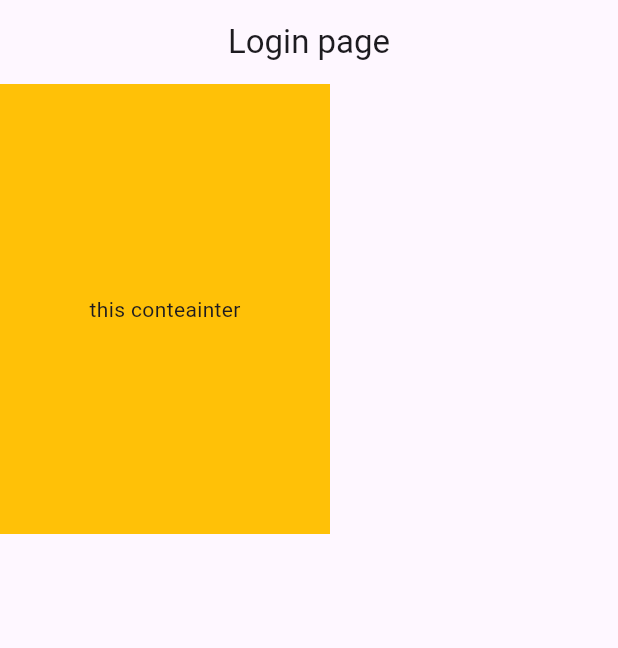
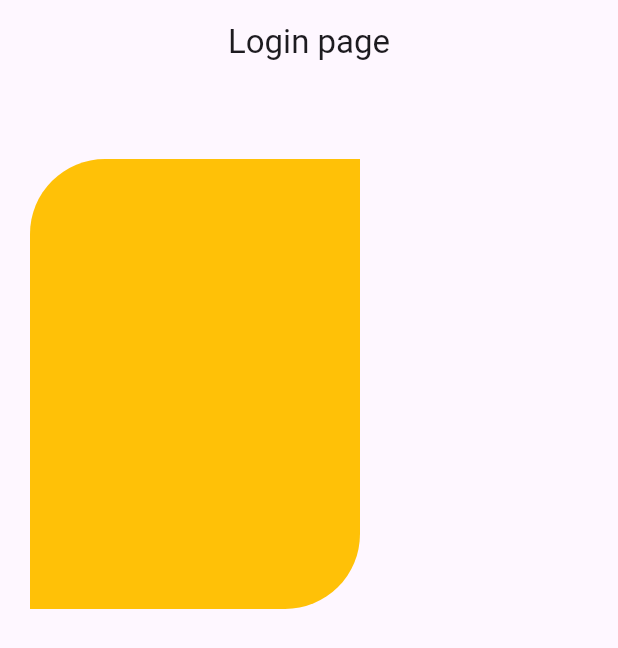
Before and after one commit to engektiar/FlutterAppDesign, a Flutter app: the screen it shows after launch, on a phone screen of 412 x 824 dp. Shown: the top 648 px of the screen. Run offline on Flutter 3.47's test engine with Material 3 defaults, Android fonts, the phone set to English and light mode, and no system bars.

Commit message:
border radius add kora hoisa

```diff
--- a/lib/login.dart
+++ b/lib/login.dart
@@ -11,10 +11,15 @@ class Login extends StatelessWidget {
         centerTitle: true,
       ),
       body: Container(
+        margin: EdgeInsets.only(top: 50, left: 20),
         height: 300,
         width: 220,
-        child: Center(child: Text("this conteainter")),
-        color: Colors.amber,
+        decoration: BoxDecoration(
+          color: Colors.amber,
+          // borderRadius: BorderRadius.circular(50),
+          borderRadius: BorderRadius.only(
+              topLeft: Radius.circular(50), bottomRight: Radius.circular(50)),
+        ),
       ),
     );
   }
```
